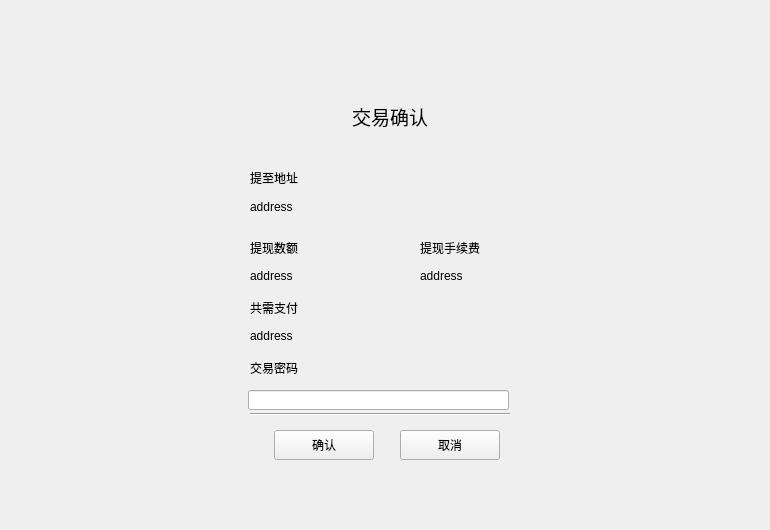
Qt form withdrawpage/WithdrawConfirmWidget.ui (HcashOrg/hx-indicator) before a commit.
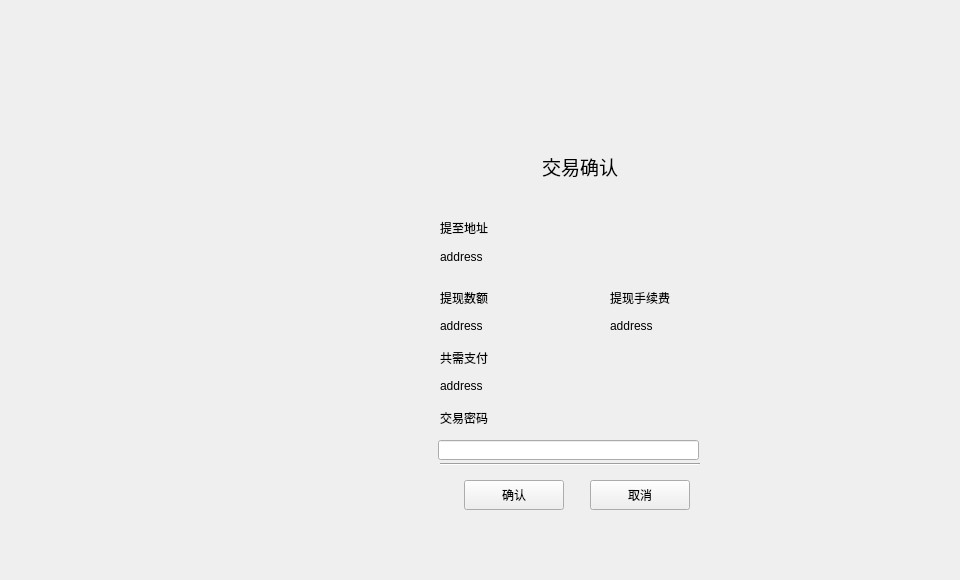
The same form after that commit.

Patch:
```diff
--- a/withdrawpage/WithdrawConfirmWidget.ui
+++ b/withdrawpage/WithdrawConfirmWidget.ui
@@ -6,8 +6,8 @@
    <rect>
     <x>0</x>
     <y>0</y>
-    <width>770</width>
-    <height>530</height>
+    <width>960</width>
+    <height>580</height>
    </rect>
   </property>
   <property name="windowTitle">
@@ -16,8 +16,8 @@
   <widget class="QLabel" name="label_5">
    <property name="geometry">
     <rect>
-     <x>250</x>
-     <y>170</y>
+     <x>440</x>
+     <y>220</y>
      <width>71</width>
      <height>16</height>
     </rect>
@@ -29,8 +29,8 @@
   <widget class="QLabel" name="label_title">
    <property name="geometry">
     <rect>
-     <x>352</x>
-     <y>101</y>
+     <x>542</x>
+     <y>151</y>
      <width>141</width>
      <height>31</height>
     </rect>
@@ -48,8 +48,8 @@
   <widget class="QLabel" name="label_address">
    <property name="geometry">
     <rect>
-     <x>250</x>
-     <y>196</y>
+     <x>440</x>
+     <y>246</y>
      <width>361</width>
      <height>21</height>
     </rect>
@@ -61,8 +61,8 @@
   <widget class="QLabel" name="label_1">
    <property name="geometry">
     <rect>
-     <x>250</x>
-     <y>240</y>
+     <x>440</x>
+     <y>290</y>
      <width>71</width>
      <height>16</height>
     </rect>
@@ -74,8 +74,8 @@
   <widget class="QLabel" name="label_2">
    <property name="geometry">
     <rect>
-     <x>420</x>
-     <y>240</y>
+     <x>610</x>
+     <y>290</y>
      <width>71</width>
      <height>16</height>
     </rect>
@@ -87,8 +87,8 @@
   <widget class="QLabel" name="label_3">
    <property name="geometry">
     <rect>
-     <x>250</x>
-     <y>300</y>
+     <x>440</x>
+     <y>350</y>
      <width>71</width>
      <height>16</height>
     </rect>
@@ -100,8 +100,8 @@
   <widget class="QLabel" name="label_4">
    <property name="geometry">
     <rect>
-     <x>250</x>
-     <y>360</y>
+     <x>440</x>
+     <y>410</y>
      <width>71</width>
      <height>16</height>
     </rect>
@@ -113,8 +113,8 @@
   <widget class="QLineEdit" name="lineEdit">
    <property name="geometry">
     <rect>
-     <x>248</x>
-     <y>390</y>
+     <x>438</x>
+     <y>440</y>
      <width>261</width>
      <height>20</height>
     </rect>
@@ -123,8 +123,8 @@
   <widget class="QLabel" name="label_actualNumber">
    <property name="geometry">
     <rect>
-     <x>250</x>
-     <y>266</y>
+     <x>440</x>
+     <y>316</y>
      <width>151</width>
      <height>20</height>
     </rect>
@@ -136,8 +136,8 @@
   <widget class="QLabel" name="label_feeNumber">
    <property name="geometry">
     <rect>
-     <x>420</x>
-     <y>266</y>
+     <x>610</x>
+     <y>316</y>
      <width>141</width>
      <height>20</height>
     </rect>
@@ -149,8 +149,8 @@
   <widget class="QLabel" name="label_totalNumber">
    <property name="geometry">
     <rect>
-     <x>250</x>
-     <y>326</y>
+     <x>440</x>
+     <y>376</y>
      <width>131</width>
      <height>20</height>
     </rect>
@@ -162,8 +162,8 @@
   <widget class="Line" name="line">
    <property name="geometry">
     <rect>
-     <x>250</x>
-     <y>406</y>
+     <x>440</x>
+     <y>456</y>
      <width>260</width>
      <height>16</height>
     </rect>
@@ -175,8 +175,8 @@
   <widget class="QToolButton" name="toolButton_confirm">
    <property name="geometry">
     <rect>
-     <x>274</x>
-     <y>430</y>
+     <x>464</x>
+     <y>480</y>
      <width>100</width>
      <height>30</height>
     </rect>
@@ -188,8 +188,8 @@
   <widget class="QToolButton" name="toolButton_cancel">
    <property name="geometry">
     <rect>
-     <x>400</x>
-     <y>430</y>
+     <x>590</x>
+     <y>480</y>
      <width>100</width>
      <height>30</height>
     </rect>
```
